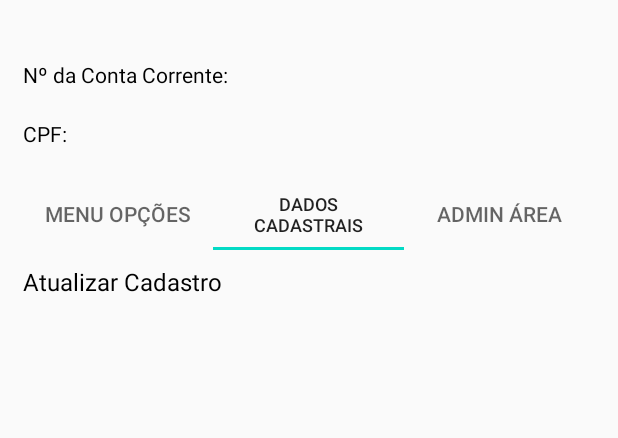
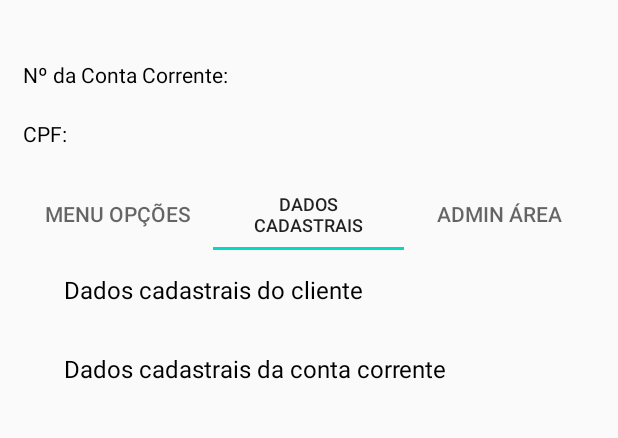
Before and after one commit to RobsonAntas/FinalBankProject, an Android app: the FirstFragment screen opened directly, with no data from a screen before it, tab 2 chosen, on a phone screen of 412 x 824 dp, the part 245-683 px from its top. Run offline under Robolectric (Android 15) with nearby library versions, the phone set to English and light mode, and no system bars; libraries missing offline, so code that uses them is left out: retrofit2.converter.jackson; pictures from the network do not load; 7 statements that could not run were skipped.

Commit message:
coclusao dos fragments

```diff
--- /dev/null
+++ b/app/src/main/java/com/rantas/bankfinalproject/adapters/PageAdapter.java
@@ -0,0 +1,61 @@
+package com.rantas.bankfinalproject.adapters;
+
+import android.content.Context;
+
+import androidx.annotation.NonNull;
+import androidx.annotation.Nullable;
+import androidx.fragment.app.Fragment;
+import androidx.fragment.app.FragmentManager;
+import androidx.fragment.app.FragmentPagerAdapter;
+
+import com.rantas.bankfinalproject.fragments.FirstFragment;
+import com.rantas.bankfinalproject.fragments.SecondFragment;
+import com.rantas.bankfinalproject.fragments.ThirdFragment;
+
+public class PageAdapter extends FragmentPagerAdapter {
+
+    private Context context;
+    public PageAdapter(@NonNull FragmentManager fm, Context context) {
+        super(fm);
+        this.context =context;
+
+    }
+
+
+    @NonNull
+    @Override
+    public Fragment getItem(int position) {
+        Fragment fragment = null;
+        switch (position){
+            case 0:
+                fragment = new FirstFragment();
+                break;
+            case 1:
+                fragment = new SecondFragment();
+                break;
+            case 2:
+                fragment = new ThirdFragment();
+        }
+        return fragment;
+    }
+
+    @Nullable
+    @Override
+    public CharSequence getPageTitle(int position) {
+        switch (position){
+            case 0:
+                return "Menu Opções";
+            case 1:
+                return "Dados Cadastrais";
+            case 2:
+                return "Admin Área";
+        }
+        return null;
+
+    }
+
+    @Override
+    public int getCount() {
+        return 3;
+    }
+}
--- /dev/null
+++ b/app/src/main/java/com/rantas/bankfinalproject/adapters/RecyclerAdapterF1.java
@@ -0,0 +1,68 @@
+package com.rantas.bankfinalproject.adapters;
+
+import android.content.Context;
+import android.content.Intent;
+import android.view.LayoutInflater;
+import android.view.View;
+import android.view.ViewGroup;
+import android.widget.LinearLayout;
+import android.widget.TextView;
+
+import androidx.annotation.NonNull;
+import androidx.recyclerview.widget.RecyclerView;
+
+import com.rantas.bankfinalproject.ActionsActivity;
+import com.rantas.bankfinalproject.R;
+
+import java.util.List;
+
+public class RecyclerAdapterF1 extends RecyclerView.Adapter<RecyclerAdapterF1.ViewHolder>{
+    private Context context;
+    private List<String> menuOptions;
+    private LayoutInflater layoutInflater;
+
+    public RecyclerAdapterF1(Context context, List<String> menuOptions) {
+        this.context =context;
+        this.layoutInflater = LayoutInflater.from(this.context);
+        this.menuOptions =menuOptions;
+    }
+
+    public class ViewHolder extends RecyclerView.ViewHolder{
+        TextView textView;
+        LinearLayout layout;
+        public ViewHolder(@NonNull View itemView) {
+            super(itemView);
+            textView = itemView.findViewById(R.id.recyclerText);
+            layout=(LinearLayout) itemView.findViewById(R.id.layoutInflated);
+
+            layout.setOnClickListener(new View.OnClickListener() {
+                @Override
+                public void onClick(View view) {
+                    Intent mIntent = new Intent(context, ActionsActivity.class);
+                    context.startActivity(mIntent);
+                }
+            });
+        }
+
+
+    }
+
+    @NonNull
+    @Override
+    public ViewHolder onCreateViewHolder(@NonNull ViewGroup parent, int viewType) {
+        View view = layoutInflater.inflate(R.layout.inflatedview_layout,parent,false);
+        return new ViewHolder(view);
+    }
+
+    @Override
+    public void onBindViewHolder(@NonNull ViewHolder holder, int position) {
+
+        String option = menuOptions.get(position);
+        holder.textView.setText(option);
+    }
+
+    @Override
+    public int getItemCount() {
+        return menuOptions.size();
+    }
+}
--- /dev/null
+++ b/app/src/main/java/com/rantas/bankfinalproject/adapters/RecyclerAdapterF2.java
@@ -0,0 +1,66 @@
+package com.rantas.bankfinalproject.adapters;
+
+import android.content.Context;
+import android.content.Intent;
+import android.view.LayoutInflater;
+import android.view.View;
+import android.view.ViewGroup;
+import android.widget.LinearLayout;
+import android.widget.TextView;
+
+import androidx.annotation.NonNull;
+import androidx.recyclerview.widget.RecyclerView;
+
+import com.rantas.bankfinalproject.ActionsActivity;
+import com.rantas.bankfinalproject.R;
+
+import java.util.List;
+
+public class RecyclerAdapterF2 extends RecyclerView.Adapter<RecyclerAdapterF2.ViewHolder>{
+    private Context context;
+    private List<String> menuOptions;
+    private LayoutInflater layoutInflater;
+
+    public RecyclerAdapterF2(Context context, List<String> menuOptions) {
+        this.context =context;
+        this.layoutInflater = LayoutInflater.from(this.context);
+        this.menuOptions =menuOptions;
+    }
+
+    public class ViewHolder extends RecyclerView.ViewHolder{
+        LinearLayout layout;
+        TextView textView;
+        public ViewHolder(@NonNull View itemView) {
+            super(itemView);
+            textView = itemView.findViewById(R.id.recyclerText);
+            layout=(LinearLayout) itemView.findViewById(R.id.layoutInflated);
+
+            layout.setOnClickListener(new View.OnClickListener() {
+                @Override
+                public void onClick(View view) {
+                    Intent nIntent = new Intent(context, ActionsActivity.class);
+                    context.startActivity(nIntent);
+                }
+            });
+        }
+    }
+
+    @NonNull
+    @Override
+    public ViewHolder onCreateViewHolder(@NonNull ViewGroup parent, int viewType) {
+        View view = layoutInflater.inflate(R.layout.inflatedview_layout,parent,false);
+        return new ViewHolder(view);
+    }
+
+    @Override
+    public void onBindViewHolder(@NonNull ViewHolder holder, int position) {
+        String option = menuOptions.get(position);
+        holder.textView.setText(option);
+
+    }
+
+    @Override
+    public int getItemCount() {
+        return menuOptions.size();
+    }
+}
--- /dev/null
+++ b/app/src/main/java/com/rantas/bankfinalproject/adapters/RecyclerAdapterF3.java
@@ -0,0 +1,66 @@
+package com.rantas.bankfinalproject.adapters;
+
+import android.content.Context;
+import android.content.Intent;
+import android.view.LayoutInflater;
+import android.view.View;
+import android.view.ViewGroup;
+import android.widget.LinearLayout;
+import android.widget.TextView;
+
+import androidx.annotation.NonNull;
+import androidx.recyclerview.widget.RecyclerView;
+
+import com.rantas.bankfinalproject.ActionsActivity;
+import com.rantas.bankfinalproject.R;
+
+import java.util.List;
+
+public class RecyclerAdapterF3 extends RecyclerView.Adapter<RecyclerAdapterF3.ViewHolder>{
+    private Context context;
+    private List<String> menuOptions;
+    private LayoutInflater layoutInflater;
+
+    public RecyclerAdapterF3(Context context, List<String> menuOptions) {
+        this.context =context;
+        this.layoutInflater = LayoutInflater.from(this.context);
+        this.menuOptions =menuOptions;
+    }
+
+    public class ViewHolder extends RecyclerView.ViewHolder{
+        LinearLayout layout;
+        TextView textView;
+        public ViewHolder(@NonNull View itemView) {
+            super(itemView);
+            textView = itemView.findViewById(R.id.recyclerText);
+
+            layout=(LinearLayout) itemView.findViewById(R.id.layoutInflated);
+            layout.setOnClickListener(new View.OnClickListener() {
+                @Override
+                public void onClick(View view) {
+                    Intent oIntent = new Intent(context, ActionsActivity.class);
+                    context.startActivity(oIntent);
+                }
+            });
+        }
+    }
+
+    @NonNull
+    @Override
+    public ViewHolder onCreateViewHolder(@NonNull ViewGroup parent, int viewType) {
+        View view = layoutInflater.inflate(R.layout.inflatedview_layout,parent,false);
+        return new ViewHolder(view);
+    }
+
+    @Override
+    public void onBindViewHolder(@NonNull ViewHolder holder, int position) {
+        String option = menuOptions.get(position);
+        holder.textView.setText(option);
+
+    }
+
+    @Override
+    public int getItemCount() {
+        return menuOptions.size();
+    }
+}
--- /dev/null
+++ b/app/src/main/java/com/rantas/bankfinalproject/fragments/FirstFragment.java
@@ -0,0 +1,45 @@
+package com.rantas.bankfinalproject.fragments;
+
+import android.os.Bundle;
+import android.view.LayoutInflater;
+import android.view.View;
+import android.view.ViewGroup;
+
+import androidx.annotation.NonNull;
+import androidx.annotation.Nullable;
+import androidx.fragment.app.Fragment;
+import androidx.recyclerview.widget.DefaultItemAnimator;
+import androidx.recyclerview.widget.LinearLayoutManager;
+import androidx.recyclerview.widget.RecyclerView;
+
+import com.rantas.bankfinalproject.R;
+import com.rantas.bankfinalproject.adapters.RecyclerAdapterF1;
+
+import java.util.ArrayList;
+import java.util.List;
+
+public class FirstFragment extends Fragment {
+    private List<String> menuOptions;
+    @Nullable
+    @Override
+    public View onCreateView(@NonNull LayoutInflater inflater, @Nullable ViewGroup container, @Nullable Bundle savedInstanceState) {
+        final View view = inflater.inflate(R.layout.first_fragment,container,false);
+
+        final RecyclerView recyclerView = (RecyclerView) view.findViewById(R.id._1stRecycler);
+
+        this.menuOptions = new ArrayList<>();
+        menuOptions.add("Pagamento");
+        menuOptions.add("Depósito");
+        menuOptions.add("Transferência");
+        menuOptions.add("Extrato");
+
+        LinearLayoutManager layoutManager = new LinearLayoutManager(getActivity());
+        recyclerView.setLayoutManager(layoutManager);
+        final RecyclerAdapterF1 adapter = new RecyclerAdapterF1(getContext(),this.menuOptions);
+        recyclerView.setAdapter(adapter);
+        recyclerView.setItemAnimator(new DefaultItemAnimator());
+
+        return view;
+    }
+
+}
--- /dev/null
+++ b/app/src/main/java/com/rantas/bankfinalproject/fragments/SecondFragment.java
@@ -0,0 +1,45 @@
+package com.rantas.bankfinalproject.fragments;
+
+import android.os.Bundle;
+import android.view.LayoutInflater;
+import android.view.View;
+import android.view.ViewGroup;
+
+import androidx.annotation.NonNull;
+import androidx.annotation.Nullable;
+import androidx.fragment.app.Fragment;
+import androidx.recyclerview.widget.DefaultItemAnimator;
+import androidx.recyclerview.widget.LinearLayoutManager;
+import androidx.recyclerview.widget.RecyclerView;
+
+import com.rantas.bankfinalproject.R;
+import com.rantas.bankfinalproject.adapters.RecyclerAdapterF1;
+import com.rantas.bankfinalproject.adapters.RecyclerAdapterF2;
+
+import java.util.ArrayList;
+import java.util.List;
+
+public class SecondFragment extends Fragment {
+    private List<String> menuOptions;
+
+    @Nullable
+    @Override
+    public View onCreateView(@NonNull LayoutInflater inflater, @Nullable ViewGroup container, @Nullable Bundle savedInstanceState) {
+        final View view = inflater.inflate(R.layout.second_fragment,container,false);
+
+        final RecyclerView recyclerView = (RecyclerView) view.findViewById(R.id._2ndRecycler);
+
+        this.menuOptions = new ArrayList<>();
+        menuOptions.add("Dados cadastrais do cliente");
+        menuOptions.add("Dados cadastrais da conta corrente");
+
+        LinearLayoutManager layoutManager = new LinearLayoutManager(getActivity());
+        recyclerView.setLayoutManager(layoutManager);
+        final RecyclerAdapterF2 adapter = new RecyclerAdapterF2(getContext(),this.menuOptions);
+        recyclerView.setAdapter(adapter);
+        recyclerView.setItemAnimator(new DefaultItemAnimator());
+
+
+        return view;
+    }
+}
--- /dev/null
+++ b/app/src/main/java/com/rantas/bankfinalproject/fragments/ThirdFragment.java
@@ -0,0 +1,47 @@
+package com.rantas.bankfinalproject.fragments;
+
+import android.os.Bundle;
+import android.view.LayoutInflater;
+import android.view.View;
+import android.view.ViewGroup;
+
+import androidx.annotation.NonNull;
+import androidx.annotation.Nullable;
+import androidx.fragment.app.Fragment;
+import androidx.recyclerview.widget.DefaultItemAnimator;
+import androidx.recyclerview.widget.LinearLayoutManager;
+import androidx.recyclerview.widget.RecyclerView;
+
+import com.rantas.bankfinalproject.R;
+import com.rantas.bankfinalproject.adapters.RecyclerAdapterF1;
+import com.rantas.bankfinalproject.adapters.RecyclerAdapterF3;
+
+import java.util.ArrayList;
+import java.util.List;
+
+public class ThirdFragment extends Fragment {
+    private List<String> menuOptions;
+    @Nullable
+    @Override
+    public View onCreateView(@NonNull LayoutInflater inflater, @Nullable ViewGroup container, @Nullable Bundle savedInstanceState) {
+
+        final View view = inflater.inflate(R.layout.third_fragment,container,false);
+
+        final RecyclerView recyclerView = (RecyclerView) view.findViewById(R.id._3thRecycler);
+
+        this.menuOptions = new ArrayList<>();
+        menuOptions.add("Atualizar Cadastro");
+        menuOptions.add("Abrir c. Corrente");
+        menuOptions.add("Atualizar c. Corrente");
+        menuOptions.add("Vizualisar todas as c. correntes");
+        menuOptions.add("Vizualisar todos os clientes");
+
+        LinearLayoutManager layoutManager = new LinearLayoutManager(getActivity());
+        recyclerView.setLayoutManager(layoutManager);
+        final RecyclerAdapterF3 adapter = new RecyclerAdapterF3(getContext(),this.menuOptions);
+        recyclerView.setAdapter(adapter);
+        recyclerView.setItemAnimator(new DefaultItemAnimator());
+
+        return view;
+    }
+}
--- a/app/src/main/java/com/rantas/bankfinalproject/service/AllServices.java
+++ b/app/src/main/java/com/rantas/bankfinalproject/service/AllServices.java
@@ -19,52 +19,66 @@ import retrofit2.http.Body;
 import retrofit2.http.GET;
 import retrofit2.http.Header;
 import retrofit2.http.HeaderMap;
+import retrofit2.http.Headers;
 import retrofit2.http.POST;
 import retrofit2.http.PUT;
 import retrofit2.http.Path;
 
 public interface AllServices {
 
+ @Headers("Contenty-Type: application/json")
  @POST("users")
  Call<Person> createBankUser(@Body Person person);
 
+ @Headers("Contenty-Type: application/json")
  @GET("users")
  Call<User> getUser(@Header("cpf") String cpf, @Header("pws") String pws);
 
+ @Headers("Contenty-Type: application/json")
  @GET("getAllUsers")
  Call<List<User>> getAllUser(@Header("cpf") String cpf, @Header("pws") String pws);
 
+ @Headers("Contenty-Type: application/json")
  @PUT("update/{_id}")
  Call<User> updateUser(@Path("_id") String _id, @Body User user);
 
  //Services for Accounts
 
+ @Headers("Contenty-Type: application/json")
  @GET("accounts")
  Call<Account> getAccount(@Header("cpf") String cpf, @Header("pws") String pws);
 
+ @Headers("Contenty-Type: application/json")
  @GET("getAllAccounts")
  Call<List<Account>> getAllAccounts(@Header("cpf") String cpf, @Header("pws") String pws);
 
+ @Headers("Contenty-Type: application/json")
  @POST("accounts") //Headers cpf e pws, only for training @HeaderMap
  Call<AddAccount> addAccount(@HeaderMap Map<String,String> headers,@Body AddAccount addAccount);
 
+ @Headers("Contenty-Type: application/json")
  @PUT("accounts")
  Call<StatusAccount> updateAccount(@Header("cpf") String cpf, @Header("pws") String pws, @Body StatusAccount status);
 
  //Transactions
 
+ @Headers("Contenty-Type: application/json")
  @POST("pagamento")
  Call<BankSlip> doPayment(@Header("account") String account, @Header("cpf") String cpf, @Header("pws") String pws,@Body BankSlip bankSlip);
 
+ @Headers("Contenty-Type: application/json")
  @POST("transferencia")
  Call<DataTransference>  doTransfer(@Header("cpf") String cpf, @Header("pws") String pws, @Body DataTransference amount);
 
+ @Headers("Contenty-Type: application/json")
  @POST("deposito")
  Call<Deposit> doDeposit(@Header("account") String account, @Header("cpf") String cpf, @Header("pws") String pws, @Body Deposit amount);
 
+ @Headers("Contenty-Type: application/json")
  @PUT("accounts/cancel")
  Call<CancelAccount> cancelAccount(@Header("account") String account, @Header("cpf") String cpf, @Header("pws") String pws);
 
+ @Headers("Contenty-Type: application/json")
  @GET("getByUser")
  Call<AccountStatement> getStatement(@Header("cpf") String cpf, @Header("pws") String pws);
 
--- /dev/null
+++ b/app/src/main/res/layout/inflatedview_layout.xml
@@ -0,0 +1,17 @@
+<?xml version="1.0" encoding="utf-8"?>
+<LinearLayout xmlns:android="http://schemas.android.com/apk/res/android"
+    android:padding="15dp"
+    android:id="@+id/layoutInflated"
+    android:orientation="vertical" android:layout_width="match_parent"
+    android:layout_height="wrap_content">
+
+    <TextView
+        android:id="@+id/recyclerText"
+        android:layout_width="wrap_content"
+        android:layout_height="wrap_content"
+        android:layout_marginStart="12dp"
+        android:textSize="16sp"
+        android:textColor="@android:color/black"
+        />
+
+</LinearLayout>
--- a/app/src/main/res/layout/second_fragment.xml
+++ b/app/src/main/res/layout/second_fragment.xml
@@ -1,35 +1,14 @@
 <?xml version="1.0" encoding="utf-8"?>
 <LinearLayout xmlns:android="http://schemas.android.com/apk/res/android"
-    android:orientation="vertical" android:layout_width="match_parent"
+    xmlns:tools="http://schemas.android.com/tools"
+    android:orientation="vertical"
+    android:layout_width="match_parent"
     android:layout_height="match_parent">
 
-    <TextView
-        android:id="@+id/atualizar"
+    <androidx.recyclerview.widget.RecyclerView
+        android:id="@+id/_2ndRecycler"
         android:layout_width="wrap_content"
         android:layout_height="wrap_content"
-        android:text="@string/atualizar"
-        android:textColor="@android:color/black"
-        android:layout_marginTop="10dp"
-        android:layout_marginBottom="10dp"
-        android:textAlignment="textStart"
-        style="@style/TextAppearance.AppCompat.Menu"/>
-<!--    <TextView-->
-<!--        android:layout_width="wrap_content"-->
-<!--        android:layout_height="wrap_content"-->
-<!--        android:text="@string/transferir"-->
-<!--        android:textColor="@android:color/black"-->
-<!--        android:layout_marginTop="10dp"-->
-<!--        android:layout_marginBottom="10dp"-->
-<!--        android:textAlignment="textStart"-->
-<!--        style="@style/TextAppearance.AppCompat.Menu"/>-->
-<!--    <TextView-->
-<!--        android:layout_width="wrap_content"-->
-<!--        android:layout_height="wrap_content"-->
-<!--        android:text="@string/extrato"-->
-<!--        android:textColor="@android:color/black"-->
-<!--        android:layout_marginTop="10dp"-->
-<!--        android:layout_marginBottom="10dp"-->
-<!--        android:textAlignment="textStart"-->
-<!--        style="@style/TextAppearance.AppCompat.Menu"/>-->
+        tools:listitem="@layout/inflatedview_layout"/>
 
 </LinearLayout>
--- a/app/src/main/res/values/strings.xml
+++ b/app/src/main/res/values/strings.xml
@@ -14,5 +14,7 @@
     <string name="todasCC">Vizualisar todas as C. Corrente</string>
     <string name="todasClientes">Vizualisar todos os Clientes</string>
     <string name="abrirCC">Abrir C. Corrente</string>
+    <string name="vizualisarDadosCliente">Dados Cadastrais do cliente</string>
+    <string name="vizualisarDadosCC">Dados Cadastrais da c. corrente</string>
 
 </resources>
```
Also changed, not shown: app/src/main/AndroidManifest.xml (+8 -4 lines), app/src/main/java/com/rantas/bankfinalproject/ActionsActivity.java (added, +17 -0 lines), app/src/main/java/com/rantas/bankfinalproject/MainActivity.java (+2 -21 lines), app/src/main/java/com/rantas/bankfinalproject/adapters/_1stAdapter.java (added, +54 -0 lines), app/src/main/res/layout/_1stlinear_layout.xml (+4 -9 lines), app/src/main/res/layout/activity_pagamento.xml (added, +9 -0 lines), app/src/main/res/layout/first_fragment.xml (+3 -39 lines), app/src/main/res/layout/third_fragment.xml (+8 -51 lines).
